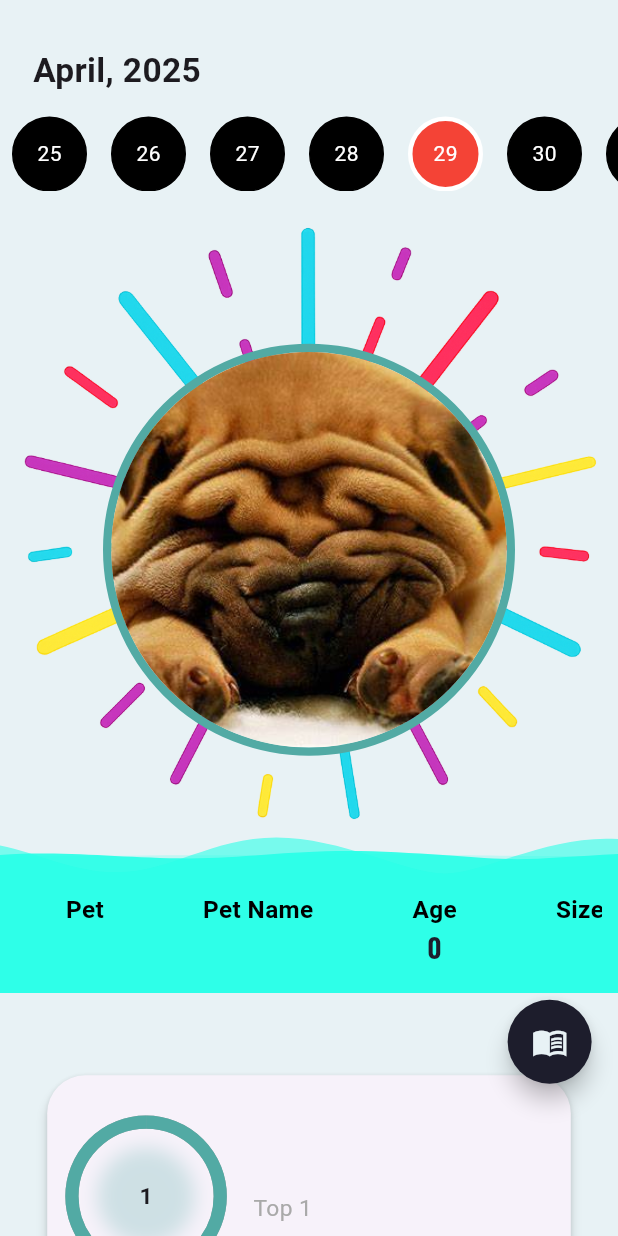
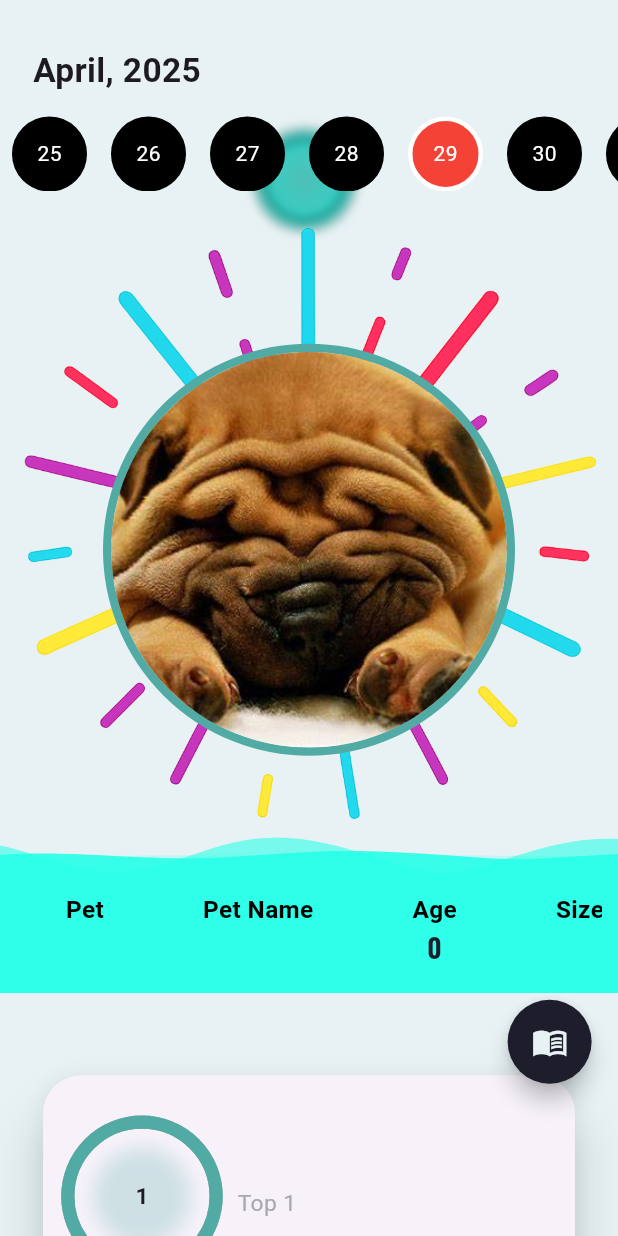
Before and after one commit to javahuhu/PetSymp, a Flutter app: the NewSummaryScreen screen opened directly, on a phone screen of 412 x 824 dp. Run offline on Flutter 3.47's test engine with Material 3 defaults, Android fonts, the phone set to English and light mode, and no system bars; our stand-ins replace animate_do, animated_text_kit, auto_size_text, card_swiper, cloud_firestore, dio and 10 more; missing offline and left inert: iconify_flutter; accounts and stored records are empty; network calls fail.

Commit message:
add more style

```diff
--- a/petsymp/lib/Assesment/newsummary.dart
+++ b/petsymp/lib/Assesment/newsummary.dart
@@ -14,7 +14,8 @@ import 'dart:convert';
 import 'package:petsymp/Connection/dynamicconnections.dart';
 import 'package:card_swiper/card_swiper.dart';
 import 'package:intl/intl.dart';
-
+import 'dart:math' as math;
+import 'dart:ui';
 class NewSummaryScreen extends StatefulWidget {
   const NewSummaryScreen({super.key});
 
@@ -22,18 +23,33 @@ class NewSummaryScreen extends StatefulWidget {
   NewSummaryScreenState createState() => NewSummaryScreenState();
 }
 
-class NewSummaryScreenState extends State<NewSummaryScreen> {
+class NewSummaryScreenState extends State<NewSummaryScreen> with SingleTickerProviderStateMixin{
+    List<DateTime> dateRange = [];
   bool _isNavigating = false;
-  List<DateTime> dateRange = [];
+  late AnimationController _bubblesController;
+  late List<Bubble> _bubbles;
 
   @override
   void initState() {
     super.initState();
+    // Initialize bubble animation
+    _bubblesController = AnimationController(
+      vsync: this,
+      duration: const Duration(seconds: 50),
+    )..repeat();
+    _bubbles = List.generate(50, (_) => Bubble());
+
     WidgetsBinding.instance.addPostFrameCallback((_) async {
       final userData = Provider.of<UserData>(context, listen: false);
       await userData.fetchDiagnosis();
       await _generateSymptomDetails(userData);
     });
+  }
+
+  @override
+  void dispose() {
+    _bubblesController.dispose();
+    super.dispose();
   }
 
   Future<void> _generateSymptomDetails(UserData userData) async {
@@ -128,7 +144,56 @@ class NewSummaryScreenState extends State<NewSummaryScreen> {
         backgroundColor: const Color(0xFFE8F2F5),
         body: Stack(
           children: [
-            // Main scrollable content
+               AnimatedBuilder(
+              animation: _bubblesController,
+              builder: (context, child) {
+                final screenSize = MediaQuery.of(context).size;
+                return Stack(
+                  children: _bubbles.map((bubble) {
+                    final size = bubble.size * screenSize.width * 0.2;
+                    return Positioned(
+                      left: (bubble.position.dx * screenSize.width) +
+                          (math.sin((_bubblesController.value * bubble.speed + bubble.offset) * math.pi * 5) * bubble.wobble * screenSize.width * 0.5),
+                      top: (bubble.position.dy * screenSize.height) +
+                          (_bubblesController.value * bubble.speed * screenSize.height * 1) % screenSize.height,
+                      child: Opacity(
+                        opacity: 1 * bubble.opacity,
+                        child: Container(
+                          width: size,
+                          height: size,
+                          decoration: BoxDecoration(
+                            shape: BoxShape.circle,
+                            gradient: const RadialGradient(
+                              colors: [
+                                Color.fromRGBO(81, 190, 181, 0.8),
+                                Color.fromRGBO(83, 224, 215, 0.2),
+                              ],
+                            ),
+                            boxShadow: [
+                              BoxShadow(
+                                color: Colors.teal.withOpacity(0.2),
+                                blurRadius: 10,
+                                spreadRadius: 2,
+                              ),
+                            ],
+                          ),
+                        ),
+                      ),
+                    );
+                  }).toList(),
+                );
+              },
+            ),
+
+             ClipRect(
+        child: BackdropFilter(
+          filter: ImageFilter.blur(sigmaX: 3.0, sigmaY: 3.0),
+          child: Container(
+            color: Colors.transparent,
+          ),
+        ),
+      ),
+
             SingleChildScrollView(
               child: Column(
                 crossAxisAlignment: CrossAxisAlignment.start,
@@ -283,15 +348,15 @@ class NewSummaryScreenState extends State<NewSummaryScreen> {
 
                   Padding(
                     padding:
-                        EdgeInsets.symmetric(vertical: 15.h, horizontal: 20.w),
+                        EdgeInsets.symmetric(vertical: 15.h, horizontal: 15.w),
                     child: Center(
                       child: SizedBox(
-                        width: 325.w,
+                        width: 330.w,
                         child: Card(
                           shape: RoundedRectangleBorder(
                             borderRadius: BorderRadius.circular(25.r),
                           ),
-                          elevation: 3,
+                          elevation: 15,
                           child: Column(
                             children: [
                               // Top 1
@@ -359,7 +424,7 @@ class NewSummaryScreenState extends State<NewSummaryScreen> {
                                             children: [
                                               Padding(
                                                 padding: EdgeInsets.only(
-                                                    left: 10.w, top: 15.h),
+                                                    top: 15.h),
                                                 child: Text(
                                                   topDiagnoses[0]['illness'] ??
                                                       '',
@@ -367,14 +432,14 @@ class NewSummaryScreenState extends State<NewSummaryScreen> {
                                                   overflow:
                                                       TextOverflow.visible,
                                                   style: TextStyle(
-                                                    fontSize: 22.sp,
+                                                    fontSize: 20.sp,
                                                     fontWeight: FontWeight.bold,
                                                   ),
                                                 ),
                                               ),
                                               Padding(
                                                 padding:
-                                                    EdgeInsets.only(left: 10.w, top: 10.h),
+                                                    EdgeInsets.only(left: 3.w, top: 10.h),
                                                 child: Row(
                                                   crossAxisAlignment:
                                                       CrossAxisAlignment
@@ -551,7 +616,7 @@ class NewSummaryScreenState extends State<NewSummaryScreen> {
                                             children: [
                                               Padding(
                                                 padding: EdgeInsets.only(
-                                                    left: 10.w, top: 15.h),
+                                                    top: 15.h),
                                                 child: Text(
                                                   topDiagnoses[1]['illness'] ??
                                                       '',
@@ -559,14 +624,14 @@ class NewSummaryScreenState extends State<NewSummaryScreen> {
                                                   overflow:
                                                       TextOverflow.visible,
                                                   style: TextStyle(
-                                                    fontSize: 22.sp,
+                                                    fontSize: 20.sp,
                                                     fontWeight: FontWeight.bold,
                                                   ),
                                                 ),
                                               ),
                                               Padding(
                                                 padding:
-                                                    EdgeInsets.only(left: 10.w, top: 10.h),
+                                                    EdgeInsets.only(left: 3.w, top: 10.h),
                                                 child: Row(
                                                   crossAxisAlignment:
                                                       CrossAxisAlignment
@@ -742,7 +807,7 @@ class NewSummaryScreenState extends State<NewSummaryScreen> {
                                             children: [
                                               Padding(
                                                 padding: EdgeInsets.only(
-                                                    left: 10.w, top: 15.h),
+                                                     top: 15.h),
                                                 child: Text(
                                                   topDiagnoses[2]['illness'] ??
                                                       '',
@@ -750,7 +815,7 @@ class NewSummaryScreenState extends State<NewSummaryScreen> {
                                                   overflow:
                                                       TextOverflow.visible,
                                                   style: TextStyle(
-                                                    fontSize: 22.sp,
+                                                    fontSize: 20.sp,
                                                     fontWeight: FontWeight.bold,
                                                     color: Colors.black,
                                                   ),
@@ -758,7 +823,7 @@ class NewSummaryScreenState extends State<NewSummaryScreen> {
                                               ),
                                               Padding(
                                                 padding:
-                                                    EdgeInsets.only(left: 10.w, top: 10.h),
+                                                    EdgeInsets.only(left: 3.w, top: 10.h),
                                                 child: Row(
                                                   crossAxisAlignment:
                                                       CrossAxisAlignment
@@ -913,11 +978,12 @@ class NewSummaryScreenState extends State<NewSummaryScreen> {
                                     crossAxisAlignment:
                                         CrossAxisAlignment.start,
                                     children: [
-                                      Text(name,
+                                      Padding(padding: EdgeInsets.only(left: 23.w),
+                                      child: Text(name,
                                           style: TextStyle(
                                               fontSize: 16.sp,
                                               fontWeight: FontWeight.bold),
-                                          overflow: TextOverflow.ellipsis),
+                                          overflow: TextOverflow.ellipsis)),
                                       SizedBox(height: 8.h),
                                       Expanded(
                                         child: BarChartSample2(
@@ -928,8 +994,9 @@ class NewSummaryScreenState extends State<NewSummaryScreen> {
                                         ),
                                       ),
                                       SizedBox(height: 8.h),
-                                      Text("Top ${idx + 1}",
-                                          style: TextStyle(fontSize: 12.sp)),
+                                      Padding(padding: EdgeInsets.only(left: 10.w),
+                                      child: Text("Top ${idx + 1}",
+                                          style: TextStyle(fontSize: 12.sp))),
                                     ],
                                   ),
                                 ),
@@ -1361,4 +1428,26 @@ class NewSummaryScreenState extends State<NewSummaryScreen> {
       ),
     );
   }
+
 }
+
+// Bubble class for background animation
+class Bubble {
+  Offset position;
+  double size;
+  double speed;
+  double wobble;
+  double opacity;
+  double offset;
+
+  Bubble()
+      : position = Offset(
+          math.Random().nextDouble(),
+          math.Random().nextDouble(),
+        ),
+        size = 0.5 + math.Random().nextDouble() * 0.9,
+        speed = 0.1 + math.Random().nextDouble() * 0.3,
+        wobble = 0.5 + math.Random().nextDouble() * 1.5,
+        opacity = 0.3 + math.Random().nextDouble() * 0.7,
+        offset = math.Random().nextDouble();
+}
```
